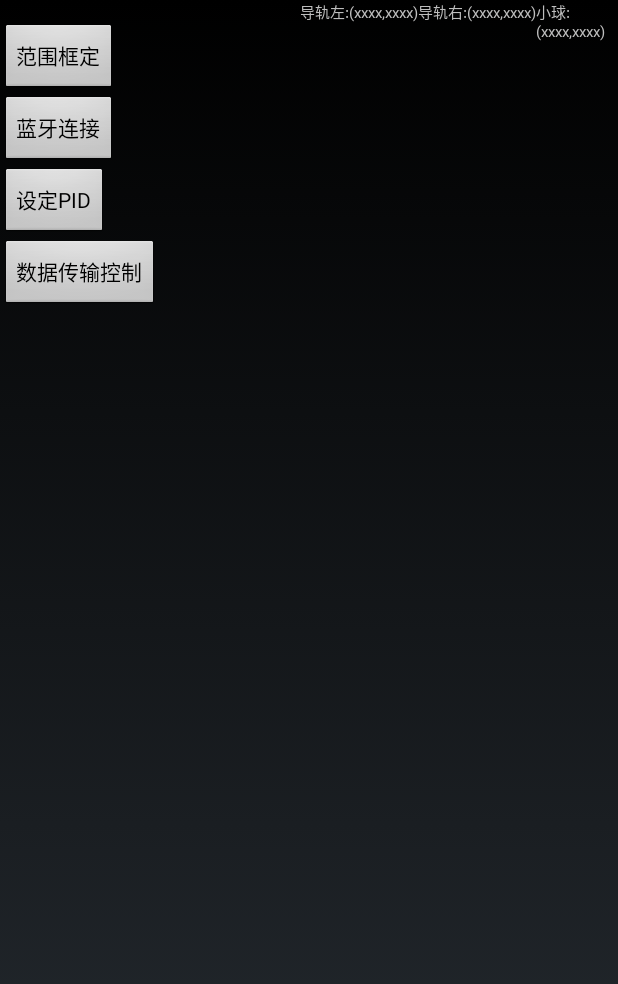
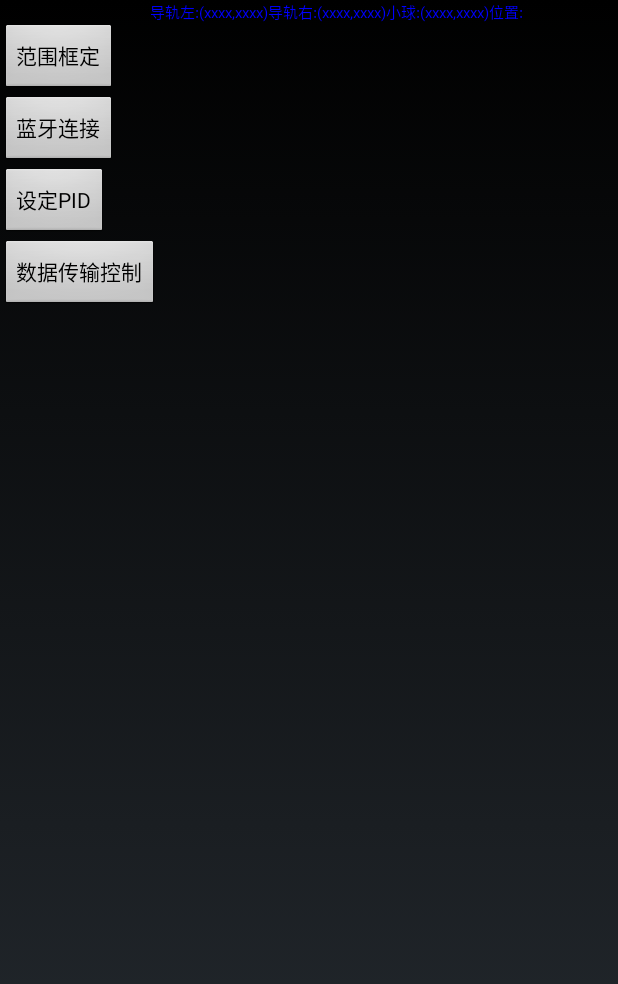
Before and after one commit to zsyh/BallTracking, an Android app: the layout zaizai1_surface_view.xml on its own in the app's theme, with its tools: preview values and no code run, on a phone screen of 412 x 824 dp. Shown: the top 984 px of the screen. Run offline under Robolectric (Android 15) with nearby library versions, the phone set to English and light mode, and no system bars.

Commit message:
修改顶部文本框颜色(此前没有成功)

```diff
--- a/app/src/main/res/layout/zaizai1_surface_view.xml
+++ b/app/src/main/res/layout/zaizai1_surface_view.xml
@@ -65,25 +65,28 @@
             android:id="@+id/textViewLeft"
             android:layout_width="wrap_content"
             android:layout_height="wrap_content"
-            android:layout_marginLeft="100dp"
             android:textSize="10dp"
+            android:textColor="#0000FF"
             android:text="导轨左:(xxxx,xxxx)"/>
         <TextView
             android:id="@+id/textViewRight"
             android:layout_width="wrap_content"
             android:layout_height="wrap_content"
             android:textSize="10dp"
+            android:textColor="#0000FF"
             android:text="导轨右:(xxxx,xxxx)" />
         <TextView
             android:id="@+id/textViewBall"
             android:layout_width="wrap_content"
             android:layout_height="wrap_content"
             android:textSize="10dp"
+            android:textColor="#0000FF"
             android:text="小球:(xxxx,xxxx)" />
         <TextView
             android:id="@+id/textViewPosition"
             android:layout_width="wrap_content"
             android:layout_height="wrap_content"
+            android:textColor="#0000FF"
             android:textSize="10dp"
             android:text="位置:" />
     </LinearLayout>
```
